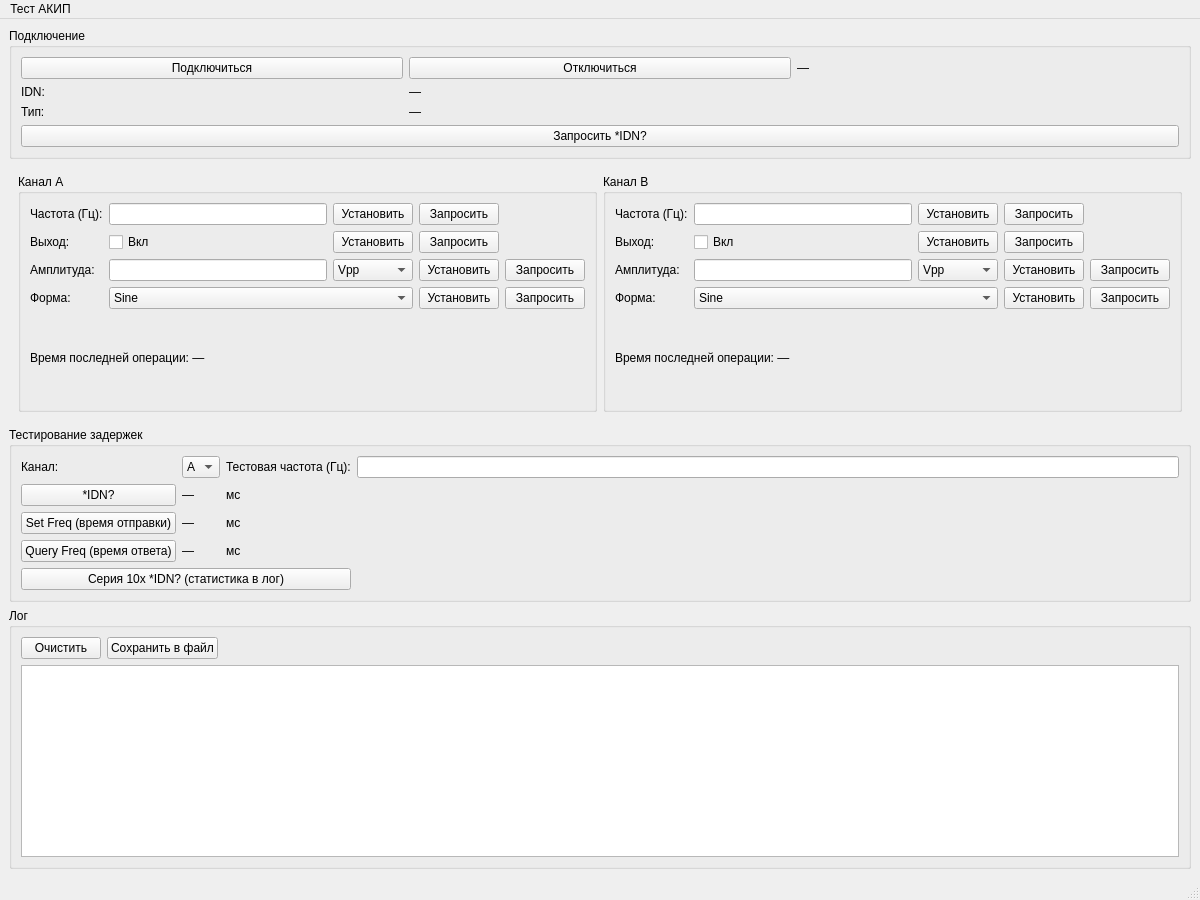
Anatolichka2202/AKIP-Gratten_Generator_Manger, file mainwindow.ui: the form before one commit.
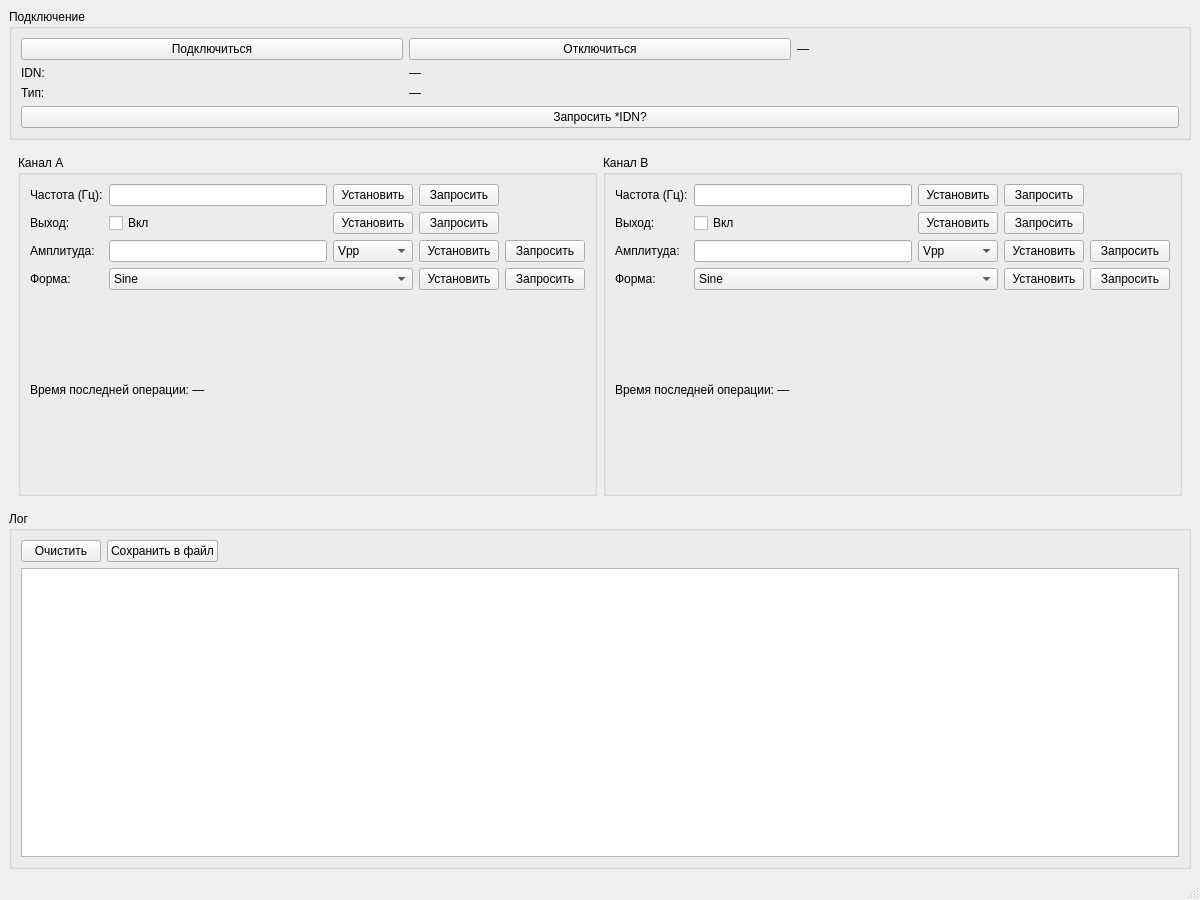
The form after the commit.

Commit message:
refactor: extract delay tests to DiagnosticsDialog, clean MainWindow UI
Remove grpDelays test panel from MainWindow. Create DiagnosticsDialog with timing tests accessible via Tools->Diagnostics menu. Fix window title. Remove dead Test AKIP menu.

Diff of the .ui file:
```diff
--- a/mainwindow.ui
+++ b/mainwindow.ui
@@ -428,116 +428,6 @@
 	     <widget class="QWidget" name="grattenPage"/>
 		 </widget>
     </item>
-    <item>
-     <widget class="QGroupBox" name="grpDelays">
-      <property name="title">
-       <string>Тестирование задержек</string>
-      </property>
-      <layout class="QGridLayout" name="gridLayout_8">
-       <item row="0" column="0">
-        <widget class="QLabel" name="label_2">
-         <property name="text">
-          <string>Канал:</string>
-         </property>
-        </widget>
-       </item>
-       <item row="0" column="1">
-        <widget class="QComboBox" name="cmbTestChannel">
-         <item>
-          <property name="text">
-           <string>A</string>
-          </property>
-         </item>
-         <item>
-          <property name="text">
-           <string>B</string>
-          </property>
-         </item>
-        </widget>
-       </item>
-       <item row="0" column="2">
-        <widget class="QLabel" name="label_3">
-         <property name="text">
-          <string>Тестовая частота (Гц):</string>
-         </property>
-        </widget>
-       </item>
-       <item row="0" column="3">
-        <widget class="QLineEdit" name="editTestFreq"/>
-       </item>
-       <item row="1" column="0">
-        <widget class="QPushButton" name="btnTestIdn">
-         <property name="text">
-          <string>*IDN?</string>
-         </property>
-        </widget>
-       </item>
-       <item row="1" column="1">
-        <widget class="QLabel" name="lblTestIdnTime">
-         <property name="text">
-          <string>—</string>
-         </property>
-        </widget>
-       </item>
-       <item row="1" column="2">
-        <widget class="QLabel" name="label_5">
-         <property name="text">
-          <string>мс</string>
-         </property>
-        </widget>
-       </item>
-       <item row="2" column="0">
-        <widget class="QPushButton" name="btnTestSetFreq">
-         <property name="text">
-          <string>Set Freq (время отправки)</string>
-         </property>
-        </widget>
-       </item>
-       <item row="2" column="1">
-        <widget class="QLabel" name="lblTestSetFreqTime">
-         <property name="text">
-          <string>—</string>
-         </property>
-        </widget>
-       </item>
-       <item row="2" column="2">
-        <widget class="QLabel" name="label_7">
-         <property name="text">
-          <string>мс</string>
-         </property>
-        </widget>
-       </item>
-       <item row="3" column="0">
-        <widget class="QPushButton" name="btnTestQueryFreq">
-         <property name="text">
-          <string>Query Freq (время ответа)</string>
-         </property>
-        </widget>
-       </item>
-       <item row="3" column="1">
-        <widget class="QLabel" name="lblTestQueryFreqTime">
-         <property name="text">
-          <string>—</string>
-         </property>
-        </widget>
-       </item>
-       <item row="3" column="2">
-        <widget class="QLabel" name="label_9">
-         <property name="text">
-          <string>мс</string>
-         </property>
-        </widget>
-       </item>
-       <item row="4" column="0" colspan="3">
-        <widget class="QPushButton" name="btnTestSeriesIdn">
-         <property name="text">
-          <string>Серия 10x *IDN? (статистика в лог)</string>
-         </property>
-        </widget>
-       </item>
-      </layout>
-     </widget>
-    </item>
     <item>
      <widget class="QGroupBox" name="grpLog">
       <property name="title">
@@ -602,12 +492,6 @@
      <height>21</height>
     </rect>
    </property>
-   <widget class="QMenu" name="menu">
-    <property name="title">
-     <string>Тест АКИП</string>
-    </property>
-   </widget>
-   <addaction name="menu"/>
   </widget>
   <widget class="QStatusBar" name="statusbar"/>
  </widget>
```
Left out of the diff: 2 changed lines with no effect on the pictures. The commit also changes 5 other files.
